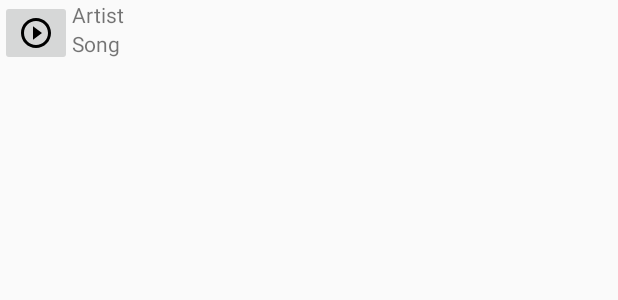
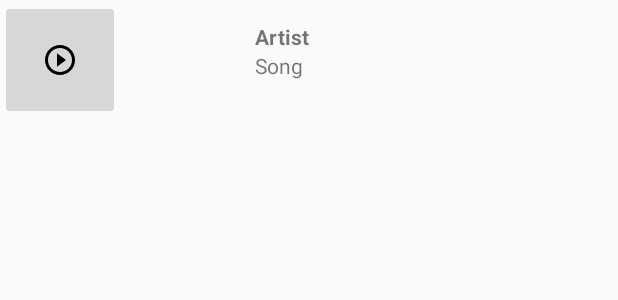
Before and after one commit to AdrianaNeagu/MusicalStructureApp, an Android app: the layout song_item.xml on its own in the app's theme, with its tools: preview values and no code run, on a phone screen of 412 x 824 dp. Shown: the top 300 px of the screen. Run offline under Robolectric (Android 15) with nearby library versions, the phone set to English and light mode, and no system bars.

Commit message:
layout fixes

```diff
--- a/app/src/main/res/layout/song_item.xml
+++ b/app/src/main/res/layout/song_item.xml
@@ -6,23 +6,27 @@
     android:orientation="horizontal">
 
     <ImageButton
-        android:layout_width="wrap_content"
-        android:layout_height="wrap_content"
+        android:layout_width="@dimen/play_button"
+        android:layout_height="@dimen/play_button"
         android:src="@drawable/ic_play_circle_outline_black_24dp"
         android:id="@+id/play_button"/>
 
     <ImageView
-        android:layout_width="wrap_content"
-        android:layout_height="wrap_content"
+        android:layout_width="@dimen/image_song"
+        android:layout_height="@dimen/image_song"
         android:id="@+id/song_image"/>
     <LinearLayout
         android:layout_width="match_parent"
         android:layout_height="match_parent"
+        android:layout_gravity="center_vertical"
+        android:layout_marginTop="10dp"
+        android:layout_marginLeft="10dp"
         android:orientation="vertical">
         <TextView
             android:layout_width="wrap_content"
             android:layout_height="wrap_content"
             tools:text="Artist"
+            android:textStyle="bold"
             android:id="@+id/artist_name"/>
         <TextView
             android:layout_width="wrap_content"
--- /dev/null
+++ b/app/src/main/res/values/dimen.xml
@@ -0,0 +1,6 @@
+<?xml version="1.0" encoding="utf-8"?>
+<resources>
+    <dimen name="play_button">80dp</dimen>
+    <dimen name="image_song">80dp</dimen>
+
+</resources>
```
